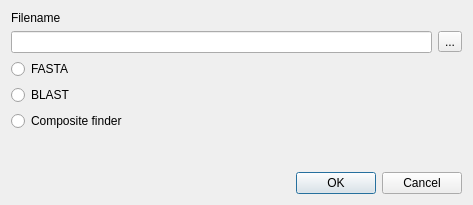
Old version of the form Designer/FrmImport_designer.ui in the repository JMcInerneyLab/groot.
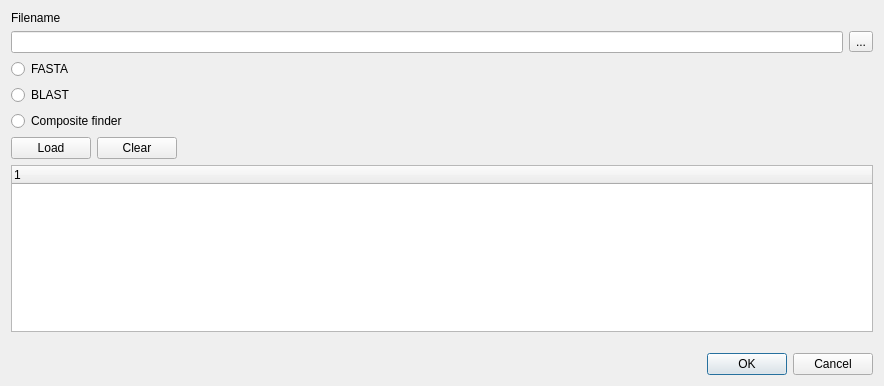
New version of the form.

Patch:
```diff
--- a/Designer/FrmImport_designer.ui
+++ b/Designer/FrmImport_designer.ui
@@ -6,8 +6,8 @@
    <rect>
     <x>0</x>
     <y>0</y>
-    <width>473</width>
-    <height>205</height>
+    <width>884</width>
+    <height>386</height>
    </rect>
   </property>
   <property name="windowTitle">
@@ -75,6 +75,46 @@
      </property>
     </widget>
    </item>
+   <item>
+    <layout class="QHBoxLayout" name="horizontalLayout_2">
+     <item>
+      <widget class="QPushButton" name="BTN_LOAD">
+       <property name="text">
+        <string>Load</string>
+       </property>
+      </widget>
+     </item>
+     <item>
+      <widget class="QPushButton" name="BTN_CLEAR">
+       <property name="text">
+        <string>Clear</string>
+       </property>
+      </widget>
+     </item>
+     <item>
+      <spacer name="horizontalSpacer">
+       <property name="orientation">
+        <enum>Qt::Horizontal</enum>
+       </property>
+       <property name="sizeHint" stdset="0">
+        <size>
+         <width>40</width>
+         <height>20</height>
+        </size>
+       </property>
+      </spacer>
+     </item>
+    </layout>
+   </item>
+   <item>
+    <widget class="QTreeWidget" name="TVW_FILES">
+     <column>
+      <property name="text">
+       <string notr="true">1</string>
+      </property>
+     </column>
+    </widget>
+   </item>
    <item>
     <spacer name="verticalSpacer">
      <property name="orientation">
```
